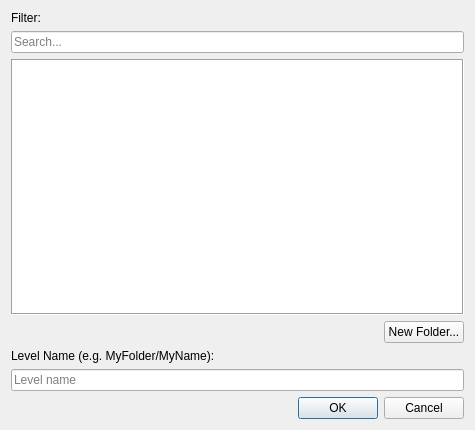
Zee2401/o3de, file Code/Editor/LevelFileDialog.ui: the form before one commit.
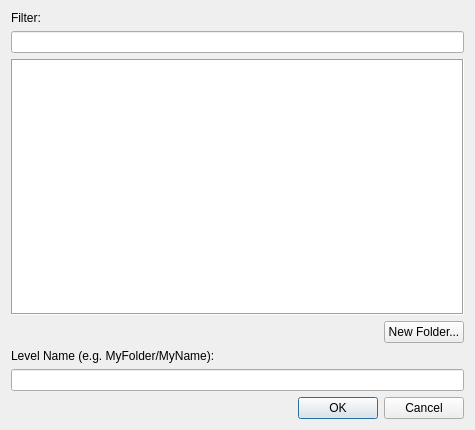
The form after the commit.

Commit message:
🎨 Palette: Programmatically standardize LevelFileDialog inputs
- Added placeholder text "Search..." and "Level name" to line edits.
- Enabled clear buttons for both line edits for easier interaction.
- Set accessible names for screen reader support.
- Established buddy relationships between labels and line edits for accessibility.
- Implemented changes programmatically in C++ to avoid CI timeouts associated with .ui file modifications or new header dependencies in the large EditorLib target.
- Verified that 'levelNameLavel' is the correct object name in the codebase.

Patch:
```diff
--- a/Code/Editor/LevelFileDialog.ui
+++ b/Code/Editor/LevelFileDialog.ui
@@ -41,12 +41,6 @@
      <property name="alignment">
       <set>Qt::AlignLeading|Qt::AlignLeft|Qt::AlignVCenter</set>
      </property>
-     <property name="placeholderText">
-      <string>Search...</string>
-     </property>
-     <property name="clearButtonEnabled">
-      <bool>true</bool>
-     </property>
     </widget>
    </item>
    <item>
@@ -103,12 +97,6 @@
        <property name="alignment">
         <set>Qt::AlignLeading|Qt::AlignLeft|Qt::AlignVCenter</set>
        </property>
-       <property name="placeholderText">
-        <string>Level name</string>
-       </property>
-       <property name="clearButtonEnabled">
-        <bool>true</bool>
-       </property>
       </widget>
      </item>
     </layout>
```
Left out of the diff: 12 changed lines with no effect on the pictures. The commit also changes 1 other file.
